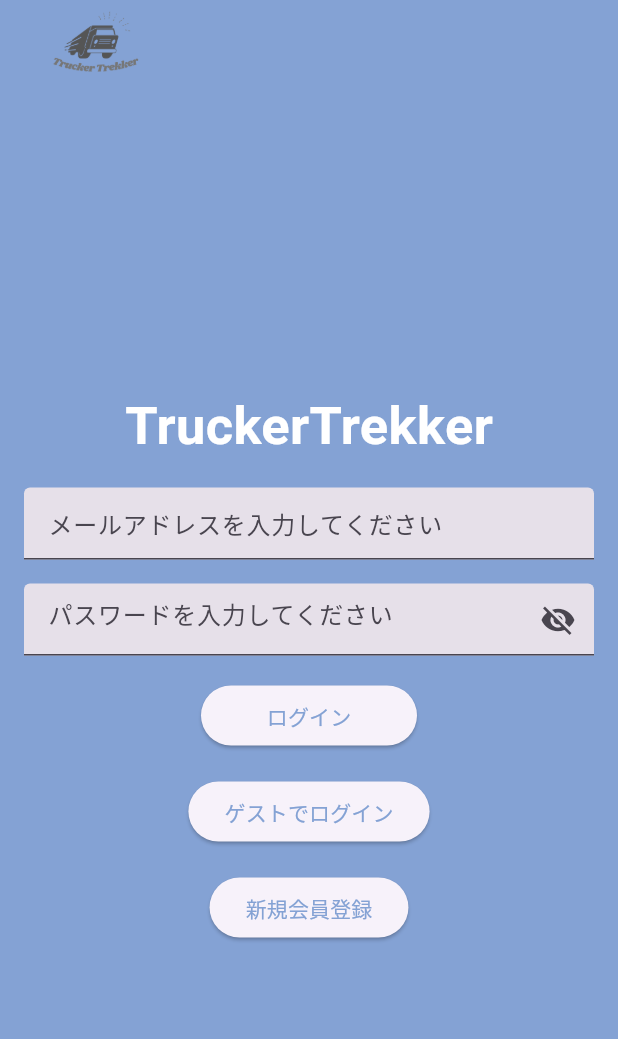
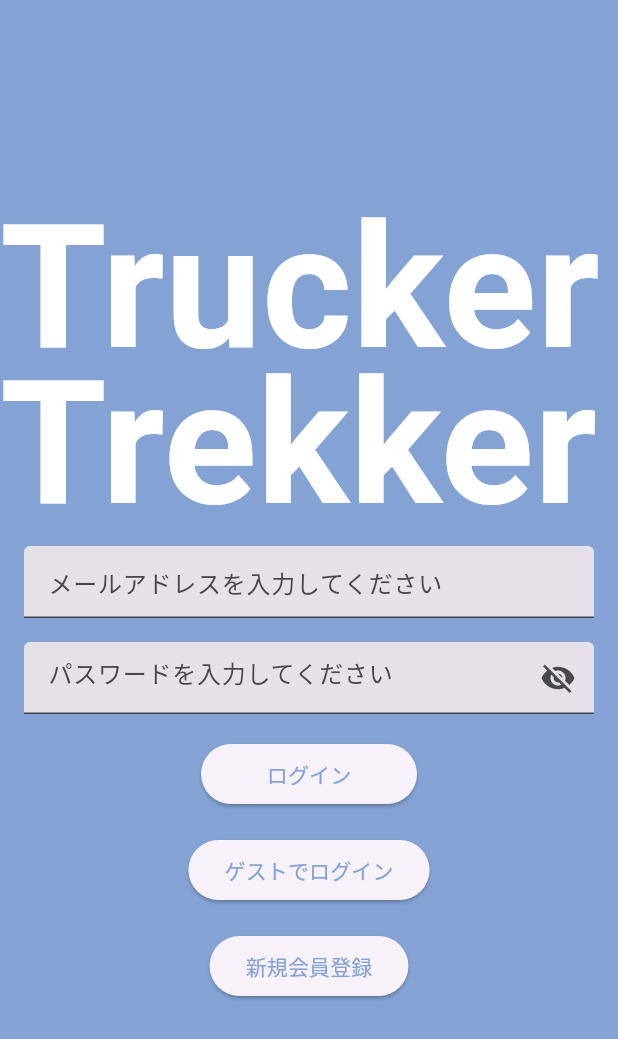
Before and after one commit to IH41jp-ac-hal/TTT, a Flutter app: the screen it shows after launch, on a phone screen of 412 x 824 dp. Shown: the top 1039 px of the screen. Run offline on Flutter 3.47's test engine with Material 3 defaults, Android fonts, the phone set to English and light mode, and no system bars; our stand-ins replace image_picker.

```diff
--- a/lib/user/Login.dart
+++ b/lib/user/Login.dart
@@ -60,30 +60,30 @@ class _LoginPageState extends State<LoginPage> {
   @override
   Widget build(BuildContext context) {
     return Scaffold(
-      appBar: PreferredSize(
-        preferredSize: Size.fromHeight(80.0), // AppBarの高さをここで指定します
-        child: AppBar(
-          title: Row(
-            children: [
-              Container(
-                width: 90,
-                height: 90,
-                decoration: const BoxDecoration(
-                  image: DecorationImage(
-                    image: AssetImage('assets/logo.png'), //画像
-                  ),
-                ),
-              ),
-            ],
-          ),
-          backgroundColor: Color(0xFF84a2d4),
-        ),
-      ),
+      // appBar: PreferredSize(
+      //   preferredSize: Size.fromHeight(1.0), // AppBarの高さをここで指定します
+      //   child: AppBar(
+      //     title: Row(
+      //       children: [
+      //         Container(
+      //           width: 90,
+      //           height: 90,
+      //           decoration: const BoxDecoration(
+      //             // image: DecorationImage(
+      //             //   image: AssetImage('assets/logo.png'), //画像
+      //             // ),
+      //           ),
+      //         ),
+      //       ],
+      //     ),
+      //     backgroundColor: Color(0xFF84a2d4),
+      //   ),
+      // ),
       body: Center(
         child: Column(
           mainAxisAlignment: MainAxisAlignment.center,
           children: [
-            Text('TruckerTrekker', style: TextStyle(fontSize: 35, fontWeight: FontWeight.bold, color: Color(0xFFFFFFFF))),
+            Text('TruckerTrekker', style: TextStyle(fontSize: 115, fontWeight: FontWeight.bold, color: Color(0xFFFFFFFF), height: 0.9)),
             Padding(
                 padding: const EdgeInsets.all(16.0),
                 child: Column(
```
